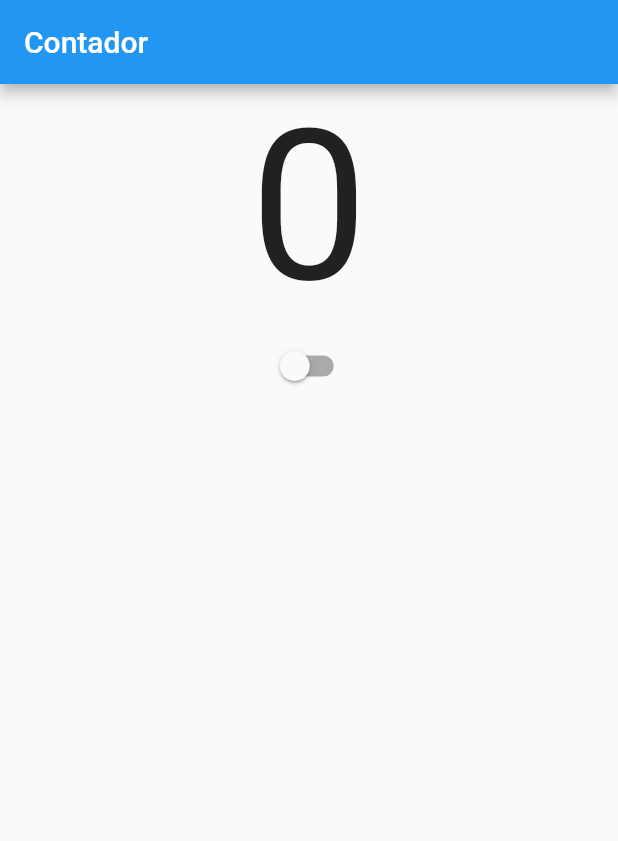
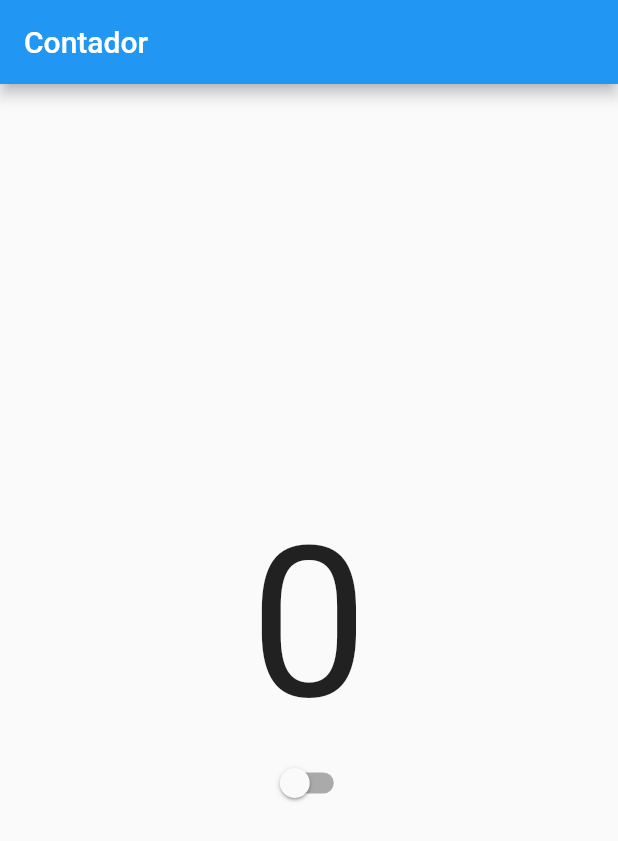
Before and after one commit to JonathanFrosto/Contador-Flutter, a Flutter app: the screen it shows after launch, on a phone screen of 412 x 824 dp. Shown: the top 841 px of the screen. Run offline on Flutter 3.47's test engine with Material 2 defaults, Android fonts, the phone set to English and light mode, and no system bars.

Commit message:
Componentization and align with column and container

```diff
--- /dev/null
+++ b/lib/components/themeswitch.dart
@@ -0,0 +1,16 @@
+import 'package:flutter/material.dart';
+import 'package:hello_world/services/darkmode.dart';
+
+class ThemeSwitch extends StatelessWidget {
+  const ThemeSwitch({Key? key}) : super(key: key);
+
+  @override
+  Widget build(BuildContext context) {
+    return Switch(
+        value: DarkModeController.instance.isDarkTheme,
+        onChanged: (value) {
+          DarkModeController.instance.changeTheme();
+        }
+    );
+  }
+}
--- a/lib/main.dart
+++ b/lib/main.dart
@@ -1,6 +1,6 @@
 import 'package:flutter/material.dart';
 
-import 'contador.dart';
+import 'pages/contador.dart';
 
 void main() {
   runApp(const Contador());
--- a/lib/contador.dart
+++ b/lib/pages/contador.dart
@@ -1,4 +1,5 @@
 import 'package:flutter/material.dart';
+import 'package:hello_world/components/themeswitch.dart';
 import 'package:hello_world/services/darkmode.dart';
 
 class Contador extends StatefulWidget {
@@ -24,26 +25,21 @@ class ContadorState extends State<Contador> {
             home: Scaffold(
                 appBar: AppBar(title: const Text('Contador')),
                 body: GestureDetector(
+                  child: Container(
+                    width: double.infinity,
                     child: Column(
+                      mainAxisAlignment: MainAxisAlignment.center,
+                      crossAxisAlignment: CrossAxisAlignment.center,
                       children: [
-                      Center(
-                        child: Text(
+                        Text(
                             '$counter',
                             textDirection: TextDirection.rtl,
                             style: const TextStyle(fontSize: 140),
                           ),
-                      ),
-                      Center(
-                        child: Switch(
-                          value: DarkModeController.instance.isDarkTheme,
-                          onChanged: (value) {
-                            DarkModeController.instance.changeTheme();
-                          }
-                        ),
-                      )
+                        ThemeSwitch(),
                       ]
                     ),
-
+                  ),
                   onTap: () {
                     setState(() {
                       counter++;
@@ -55,7 +51,5 @@ class ContadorState extends State<Contador> {
           );
         }
     );
-
-
   }
 }
```
Lines whose indentation alone changed are shown as unchanged.
